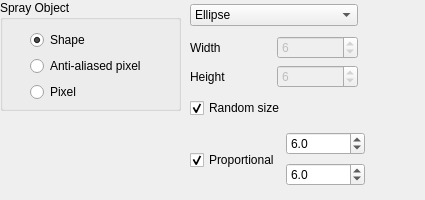
Above: krita/plugins/paintops/spray/wdgshapeoptions.ui from KDE/krita before the change. Below: the same form after it.
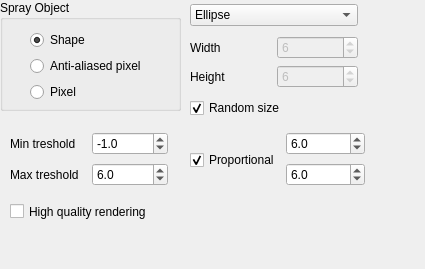
That is the form after the change.

Commit message: Metaballs improved here and there.

Diff of the .ui file:
```diff
--- a/krita/plugins/paintops/spray/wdgshapeoptions.ui
+++ b/krita/plugins/paintops/spray/wdgshapeoptions.ui
@@ -7,7 +7,7 @@
     <x>0</x>
     <y>0</y>
     <width>425</width>
-    <height>200</height>
+    <height>269</height>
    </rect>
   </property>
   <property name="sizePolicy">
@@ -210,6 +210,74 @@
     </item>
    </layout>
   </widget>
+  <widget class="QWidget" name="layoutWidget">
+   <property name="geometry">
+    <rect>
+     <x>10</x>
+     <y>130</y>
+     <width>158</width>
+     <height>58</height>
+    </rect>
+   </property>
+   <layout class="QGridLayout" name="gridLayout">
+    <item row="0" column="0">
+     <widget class="QLabel" name="MetaballLbl">
+      <property name="text">
+       <string>Min treshold</string>
+      </property>
+     </widget>
+    </item>
+    <item row="0" column="1">
+     <widget class="QDoubleSpinBox" name="minTreshSpin">
+      <property name="decimals">
+       <number>1</number>
+      </property>
+      <property name="minimum">
+       <double>-100.000000000000000</double>
+      </property>
+      <property name="value">
+       <double>-1.000000000000000</double>
+      </property>
+     </widget>
+    </item>
+    <item row="1" column="0">
+     <widget class="QLabel" name="MetaballLbl2">
+      <property name="text">
+       <string>Max treshold</string>
+      </property>
+     </widget>
+    </item>
+    <item row="1" column="1">
+     <widget class="QDoubleSpinBox" name="maxTreshSpin">
+      <property name="decimals">
+       <number>1</number>
+      </property>
+      <property name="minimum">
+       <double>-100.000000000000000</double>
+      </property>
+      <property name="maximum">
+       <double>1000.000000000000000</double>
+      </property>
+      <property name="value">
+       <double>6.000000000000000</double>
+      </property>
+     </widget>
+    </item>
+   </layout>
+  </widget>
+  <widget class="QCheckBox" name="renderBox">
+   <property name="geometry">
+    <rect>
+     <x>10</x>
+     <y>200</y>
+     <width>181</width>
+     <height>23</height>
+    </rect>
+   </property>
+   <property name="text">
+    <string>High quality rendering</string>
+   </property>
+  </widget>
  </widget>
  <resources/>
  <connections>
```
The commit also changes 8 other files.
